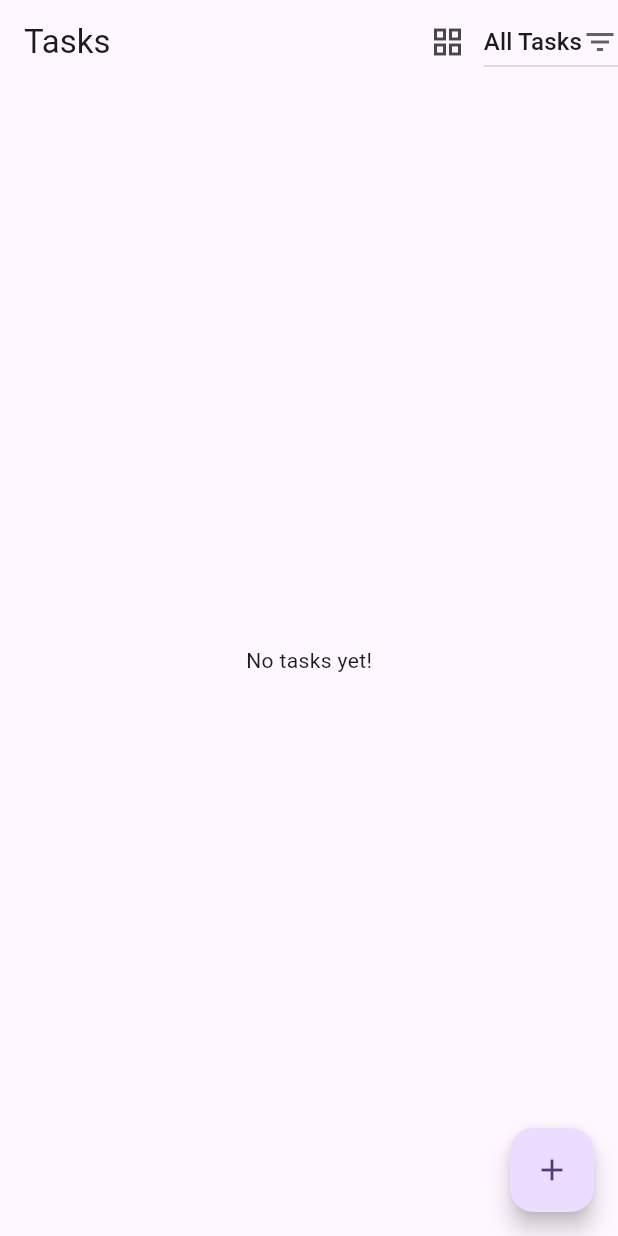
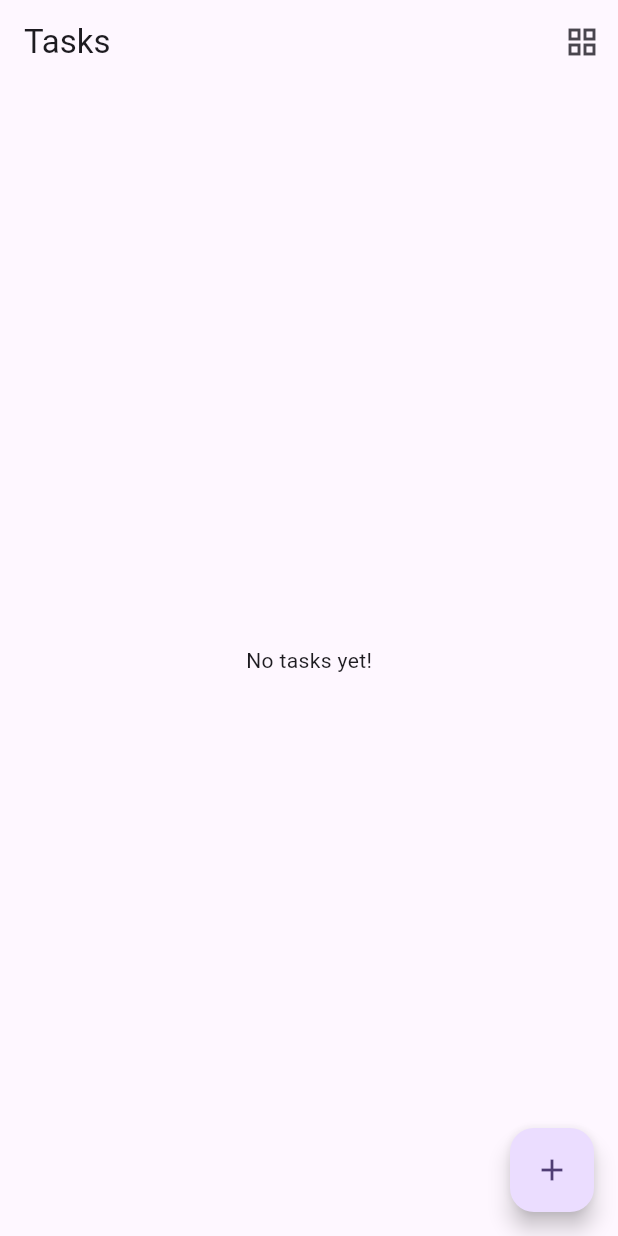
Before and after one commit to khanel/planning, a Flutter app: the screen it shows after launch, on a phone screen of 412 x 824 dp. Run offline on Flutter 3.47's test engine with Material 3 defaults, Android fonts, the light colour scheme and no system bars; our stand-ins replace bloc, dartz, equatable, flutter_bloc, get_it, go_router and 3 more; accounts and stored records are empty.

Commit message:
refactor(prioritization): remove Eisenhower-specific logic from task feature\n\nRemoved Eisenhower-specific filtering and UI from the task feature and updated imports to use the new modular prioritization structure. This prepares the codebase for supporting multiple prioritization strategies.

```diff
--- a/lib/src/features/task/presentation/bloc/task_bloc.dart
+++ b/lib/src/features/task/presentation/bloc/task_bloc.dart
@@ -18,7 +18,6 @@ class TaskBloc extends Bloc<TaskEvent, TaskState> {
     on<AddTask>(_onAddTask);
     on<UpdateTask>(_onUpdateTask);
     on<DeleteTask>(_onDeleteTask);
-    on<FilterTasks>(_onFilterTasks);
   }
 
   Future<void> _onLoadTasks(
@@ -72,19 +71,4 @@ class TaskBloc extends Bloc<TaskEvent, TaskState> {
     );
   }
 
-  Future<void> _onFilterTasks(
-    FilterTasks event,
-    Emitter<TaskState> emit,
-  ) async {
-    if (state is TaskLoadSuccess) {
-      final currentState = state as TaskLoadSuccess;
-      final filteredTasks = event.category == null
-          ? currentState.tasks // Show all tasks if filter is null
-          : currentState.tasks
-              .where((task) => task.eisenhowerCategory == event.category)
-              .toList();
-
-      emit(TaskLoadSuccess(tasks: filteredTasks, currentFilter: event.category));
-    }
-  }
 }
--- a/lib/src/features/task/presentation/bloc/task_event.dart
+++ b/lib/src/features/task/presentation/bloc/task_event.dart
@@ -36,13 +36,3 @@ class DeleteTask extends TaskEvent {
   @override
   List<Object> get props => [taskId];
 }
-
-/// Event to filter tasks by Eisenhower category.
-class FilterTasks extends TaskEvent {
-  final EisenhowerCategory? category;
-
-  const FilterTasks(this.category);
-
-  @override
-  List<Object?> get props => [category];
-}
--- a/lib/src/features/task/presentation/screens/task_screen.dart
+++ b/lib/src/features/task/presentation/screens/task_screen.dart
@@ -46,34 +46,6 @@ class _TaskScreenState extends State<TaskScreen> {
               context.go('/eisenhower'); // Navigate using go_router
             },
           ),
-          BlocBuilder<TaskBloc, TaskState>(
-            builder: (context, state) {
-              EisenhowerCategory? currentFilter;
-              if (state is TaskLoadSuccess) {
-                currentFilter = state.currentFilter;
-              }
-              return DropdownButton<EisenhowerCategory?>(
-                value: currentFilter,
-                icon: const Icon(Icons.filter_list),
-                hint: const Text('Filter'),
-                items: [
-                  const DropdownMenuItem<EisenhowerCategory?>(
-                    value: null,
-                    child: Text('All Tasks'),
-                  ),
-                  ...EisenhowerCategory.values.map((category) {
-                    return DropdownMenuItem<EisenhowerCategory>(
-                      value: category,
-                      child: Text(category.toString().split('.').last),
-                    );
-                  }).toList(),
-                ],
-                onChanged: (EisenhowerCategory? newValue) {
-                  context.read<TaskBloc>().add(FilterTasks(newValue));
-                },
-              );
-            },
-          ),
         ],
       ),
       body: BlocBuilder<TaskBloc, TaskState>(
@@ -90,15 +62,7 @@ class _TaskScreenState extends State<TaskScreen> {
             context.read<TaskBloc>().add(const LoadTasks());
             return const Center(child: CircularProgressIndicator());
           } else if (state is TaskDeleteSuccess || state is TaskSaveSuccess) {
-             // After save/delete, reload tasks to update the list based on the current filter
-             final currentFilter = (state is TaskLoadSuccess) ? state.currentFilter : null; // Preserve filter if possible
-             context.read<TaskBloc>().add(const LoadTasks()); // Load all tasks first
-             if (currentFilter != null) {
-               // Then apply the filter if one was active
-               WidgetsBinding.instance.addPostFrameCallback((_) {
-                 context.read<TaskBloc>().add(FilterTasks(currentFilter));
-               });
-             }
+             context.read<TaskBloc>().add(const LoadTasks());
              return const Center(child: CircularProgressIndicator());
           }
           return const Center(child: Text('Something went wrong!'));
```
Also changed, not shown: lib/main.dart (+17 -15 lines).
